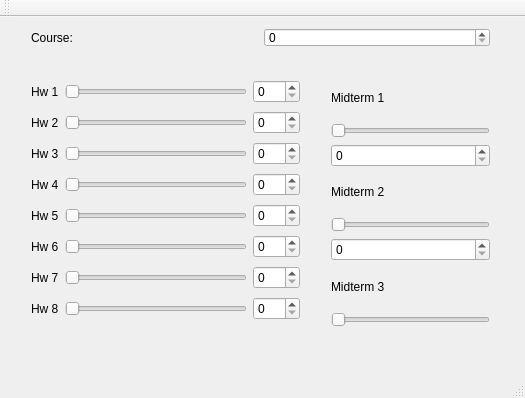
Above: hello_world/mainwindow.ui from jacquelinennguyen/pic10c_assignment2 before the change. Below: the same form after it.
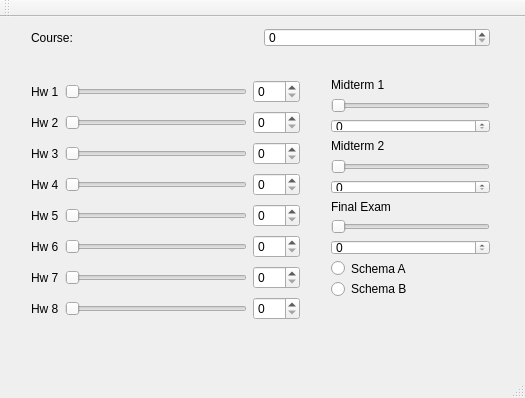
That is the form after the change.

Commit message: Fixed links between horizontal sliders and spin boxes

What changed in the file:
```diff
--- a/hello_world/mainwindow.ui
+++ b/hello_world/mainwindow.ui
@@ -278,7 +278,7 @@
       <x>320</x>
       <y>50</y>
       <width>181</width>
-      <height>271</height>
+      <height>241</height>
      </rect>
     </property>
     <layout class="QVBoxLayout" name="verticalLayout_2">
@@ -319,7 +319,7 @@
      <item>
       <widget class="QLabel" name="label_12">
        <property name="text">
-        <string>Midterm 3</string>
+        <string>Final Exam</string>
        </property>
       </widget>
      </item>
@@ -330,6 +330,23 @@
        </property>
       </widget>
      </item>
+     <item>
+      <widget class="QSpinBox" name="spinBox_12"/>
+     </item>
+     <item>
+      <widget class="QRadioButton" name="radioButton">
+       <property name="text">
+        <string>Schema A</string>
+       </property>
+      </widget>
+     </item>
+     <item>
+      <widget class="QRadioButton" name="radioButton_2">
+       <property name="text">
+        <string>Schema B</string>
+       </property>
+      </widget>
+     </item>
     </layout>
    </widget>
   </widget>
```
Left out of the diff: 352 changed lines with no effect on the pictures.
